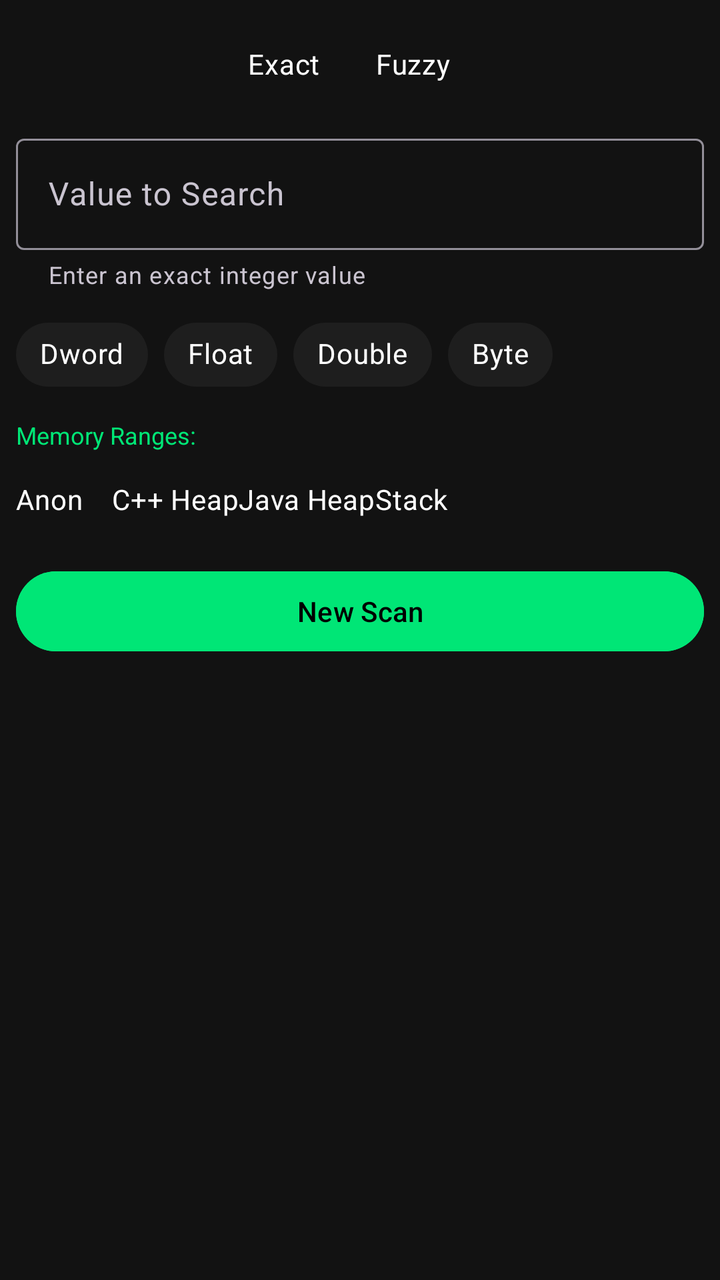
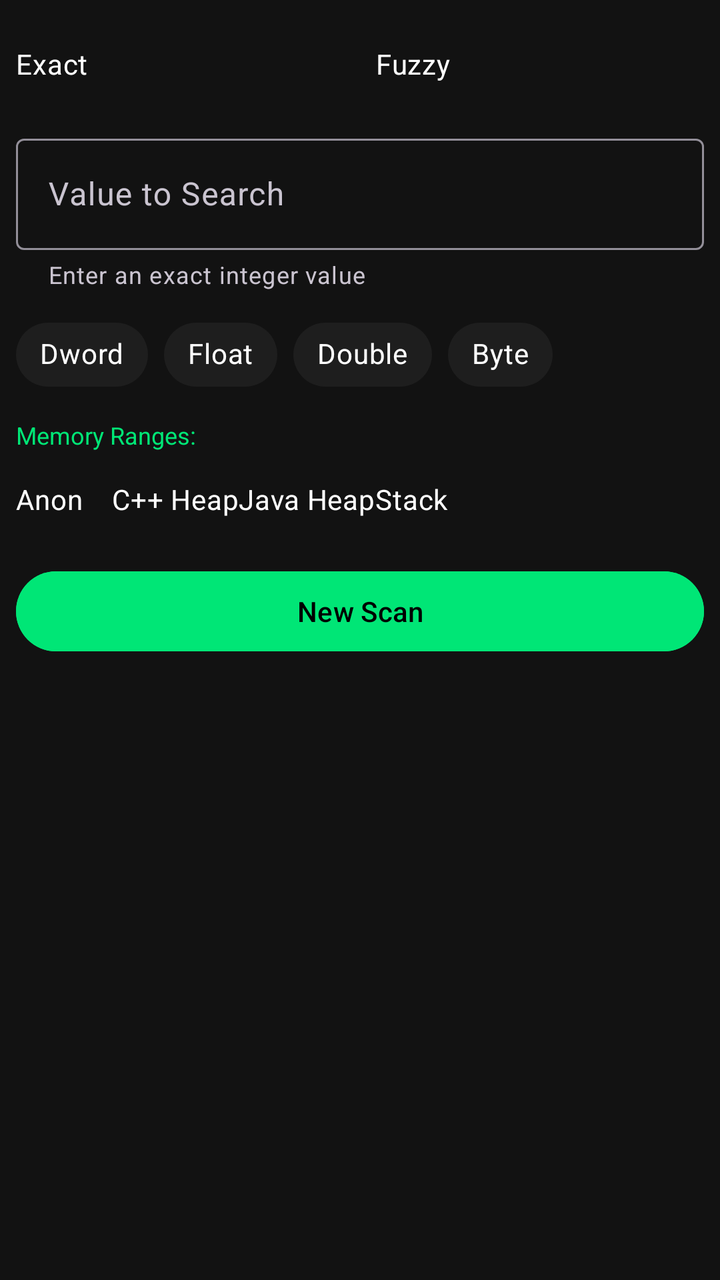

Two renders of the same Android screen: before a commit and after it. Below are the layout's source before the change and the commit's diff.
<!-- AndroidManifest.xml: application theme Theme.GameEx -->
<!-- res/layout/view_scan_mode.xml -->
<?xml version="1.0" encoding="utf-8"?>
<LinearLayout xmlns:android="http://schemas.android.com/apk/res/android"
    xmlns:app="http://schemas.android.com/apk/res-auto"
    android:layout_width="match_parent"
    android:layout_height="wrap_content"
    android:orientation="vertical"
    android:padding="8dp">

    <RadioGroup
        android:id="@+id/rg_scan_mode"
        android:layout_width="match_parent"
        android:layout_height="wrap_content"
        android:orientation="horizontal"
        android:gravity="center"
        android:checkedButton="@+id/rb_exact"
        android:layout_marginBottom="8dp">
        <RadioButton
            android:id="@+id/rb_exact"
            android:layout_width="wrap_content"
            android:layout_height="wrap_content"
            android:text="Exact"
            android:textColor="#FFFFFF"
            android:buttonTint="@color/primary_hacker_green"/>
        <RadioButton
            android:id="@+id/rb_fuzzy"
            android:layout_width="wrap_content"
            android:layout_height="wrap_content"
            android:text="Fuzzy"
            android:textColor="#FFFFFF"
            android:buttonTint="@color/primary_hacker_green"
            android:layout_marginStart="16dp"/>
    </RadioGroup>

    <com.google.android.material.textfield.TextInputLayout
        android:id="@+id/layout_search_input"
        android:layout_width="match_parent"
        android:layout_height="wrap_content"
        android:hint="@string/hint_search_value"
        app:helperText="@string/helper_search_value"
        app:endIconMode="clear_text">
        <com.google.android.material.textfield.TextInputEditText
            android:id="@+id/et_search_value"
            android:layout_width="match_parent"
            android:layout_height="wrap_content"
            android:inputType="numberSigned"
            android:imeOptions="actionSearch"
            android:textColor="#FFFFFF"/>
    </com.google.android.material.textfield.TextInputLayout>

    <HorizontalScrollView
        android:id="@+id/layout_search_types"
        android:layout_width="match_parent"
        android:layout_height="wrap_content"
        android:layout_marginTop="8dp"
        android:scrollbars="none">

        <com.google.android.material.chip.ChipGroup
            android:id="@+id/chip_group_type"
            android:layout_width="wrap_content"
            android:layout_height="wrap_content"
            app:singleSelection="true"
            app:selectionRequired="true">

            <com.google.android.material.chip.Chip
                android:id="@+id/chip_type_dword"
                style="@style/Widget.MaterialComponents.Chip.Choice"
                android:layout_width="wrap_content"
                android:layout_height="wrap_content"
                android:text="Dword"
                android:checked="true"
                android:textColor="@color/white"
                app:chipBackgroundColor="@color/surface_card_grey"/>

            <com.google.android.material.chip.Chip
                android:id="@+id/chip_type_float"
                style="@style/Widget.MaterialComponents.Chip.Choice"
                android:layout_width="wrap_content"
                android:layout_height="wrap_content"
                android:text="Float"
                android:textColor="@color/white"
                app:chipBackgroundColor="@color/surface_card_grey"/>

            <com.google.android.material.chip.Chip
                android:id="@+id/chip_type_double"
                style="@style/Widget.MaterialComponents.Chip.Choice"
                android:layout_width="wrap_content"
                android:layout_height="wrap_content"
                android:text="Double"
                android:textColor="@color/white"
                app:chipBackgroundColor="@color/surface_card_grey"/>

            <com.google.android.material.chip.Chip
                android:id="@+id/chip_type_byte"
                style="@style/Widget.MaterialComponents.Chip.Choice"
                android:layout_width="wrap_content"
                android:layout_height="wrap_content"
                android:text="Byte"
                android:textColor="@color/white"
                app:chipBackgroundColor="@color/surface_card_grey"/>

        </com.google.android.material.chip.ChipGroup>
    </HorizontalScrollView>

    <LinearLayout
        android:id="@+id/layout_fuzzy_options"
        android:layout_width="match_parent"
        android:layout_height="wrap_content"
        android:orientation="vertical"
        android:visibility="gone"
        android:layout_marginTop="8dp">

        <LinearLayout
            android:layout_width="match_parent"
            android:layout_height="wrap_content"
            android:orientation="horizontal"
            android:weightSum="2">
            <Button
                android:id="@+id/btn_fuzzy_changed"
                android:layout_width="0dp"
                android:layout_height="wrap_content"
                android:layout_weight="1"
                android:text="Changed"
                android:textSize="12sp"
                android:layout_marginEnd="4dp"/>
            <Button
                android:id="@+id/btn_fuzzy_unchanged"
                android:layout_width="0dp"
                android:layout_height="wrap_content"
                android:layout_weight="1"
                android:text="Unchanged"
                android:textSize="12sp"
                android:layout_marginStart="4dp"/>
        </LinearLayout>
        <LinearLayout
            android:layout_width="match_parent"
            android:layout_height="wrap_content"
            android:orientation="horizontal"
            android:weightSum="2"
            android:layout_marginTop="4dp">
            <Button
                android:id="@+id/btn_fuzzy_increased"
                android:layout_width="0dp"
                android:layout_height="wrap_content"
                android:layout_weight="1"
                android:text="Increased"
                android:textSize="12sp"
                android:layout_marginEnd="4dp"/>
            <Button
                android:id="@+id/btn_fuzzy_decreased"
                android:layout_width="0dp"
                android:layout_height="wrap_content"
                android:layout_weight="1"
                android:text="Decreased"
                android:textSize="12sp"
                android:layout_marginStart="4dp"/>
        </LinearLayout>
    </LinearLayout>

    <TextView
        android:layout_width="match_parent"
        android:layout_height="wrap_content"
        android:text="Memory Ranges:"
        android:textColor="@color/primary_hacker_green"
        android:textSize="12sp"
        android:layout_marginTop="8dp"/>

    <HorizontalScrollView
        android:layout_width="match_parent"
        android:layout_height="wrap_content"
        android:scrollbars="none">

        <LinearLayout
            android:layout_width="wrap_content"
            android:layout_height="wrap_content"
            android:orientation="horizontal">

            <CheckBox
                android:id="@+id/cb_region_anon"
                android:layout_width="wrap_content"
                android:layout_height="wrap_content"
                android:text="Anon"
                android:textColor="#FFFFFF"
                android:checked="true"
                android:buttonTint="@color/primary_hacker_green"/>

            <CheckBox
                android:id="@+id/cb_region_c_heap"
                android:layout_width="wrap_content"
                android:layout_height="wrap_content"
                android:text="C++ Heap"
                android:textColor="#FFFFFF"
                android:checked="true"
                android:buttonTint="@color/primary_hacker_green"/>

            <CheckBox
                android:id="@+id/cb_region_java_heap"
                android:layout_width="wrap_content"
                android:layout_height="wrap_content"
                android:text="Java Heap"
                android:textColor="#FFFFFF"
                android:buttonTint="@color/primary_hacker_green"/>

            <CheckBox
                android:id="@+id/cb_region_stack"
                android:layout_width="wrap_content"
                android:layout_height="wrap_content"
                android:text="Stack"
                android:textColor="#FFFFFF"
                android:buttonTint="@color/primary_hacker_green"/>
        </LinearLayout>
    </HorizontalScrollView>

    <Button
        android:id="@+id/btn_scan"
        android:layout_width="match_parent"
        android:layout_height="wrap_content"
        android:text="New Scan"
        android:backgroundTint="@color/primary_hacker_green"
        android:textColor="#000000"
        android:layout_marginTop="8dp"/>

    <Button
        android:id="@+id/btn_next_scan"
        android:layout_width="match_parent"
        android:layout_height="wrap_content"
        android:text="Next Scan"
        android:backgroundTint="#FFFFFF"
        android:textColor="#000000"
        android:layout_marginTop="8dp"
        android:visibility="gone"/>

    <ProgressBar
        android:id="@+id/progress_scan"
        android:layout_width="wrap_content"
        android:layout_height="wrap_content"
        android:layout_gravity="center"
        android:visibility="gone"
        android:layout_marginTop="16dp"/>

</LinearLayout>
<!-- resources referenced by this layout -->
<resources>
  <color name="primary_hacker_green">#00E676</color>
  <color name="surface_card_grey">#1E1E1E</color>
  <color name="white">#FFFFFFFF</color>
  <string name="helper_search_value">Enter an exact integer value</string>
  <string name="hint_search_value">Value to Search</string>
  <style name="Theme.GameEx" parent="Theme.Material3.Dark.NoActionBar">
          
          <item name="colorPrimary">@color/primary_hacker_green</item>
          <item name="android:background">@color/background_oled_black</item>
          <item name="colorSurface">@color/surface_card_grey</item>
      </style>
  <color name="background_oled_black">#121212</color>
</resources>

<!-- the commit's change to res/layout/view_scan_mode.xml (unified diff, before → after) -->
@@ -20,7 +20,8 @@
             android:layout_height="wrap_content"
             android:text="Exact"
             android:textColor="#FFFFFF"
-            android:buttonTint="@color/primary_hacker_green"/>
+            android:buttonTint="@color/primary_hacker_green"
+            android:layout_weight="1"/>
         <RadioButton
             android:id="@+id/rb_fuzzy"
             android:layout_width="wrap_content"
@@ -28,7 +29,8 @@
             android:text="Fuzzy"
             android:textColor="#FFFFFF"
             android:buttonTint="@color/primary_hacker_green"
-            android:layout_marginStart="16dp"/>
+            android:layout_marginStart="16dp"
+            android:layout_weight="1"/>
     </RadioGroup>
 
     <com.google.android.material.textfield.TextInputLayout
